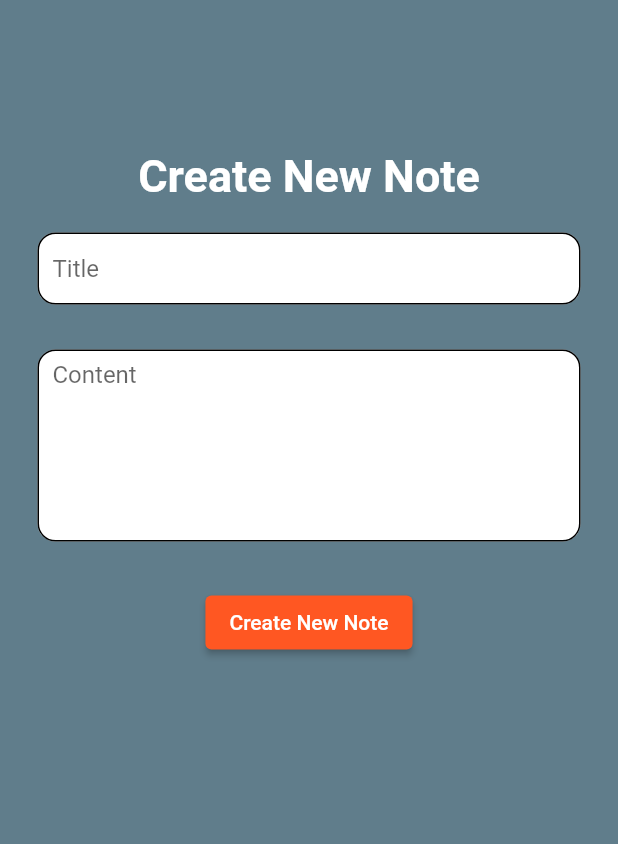
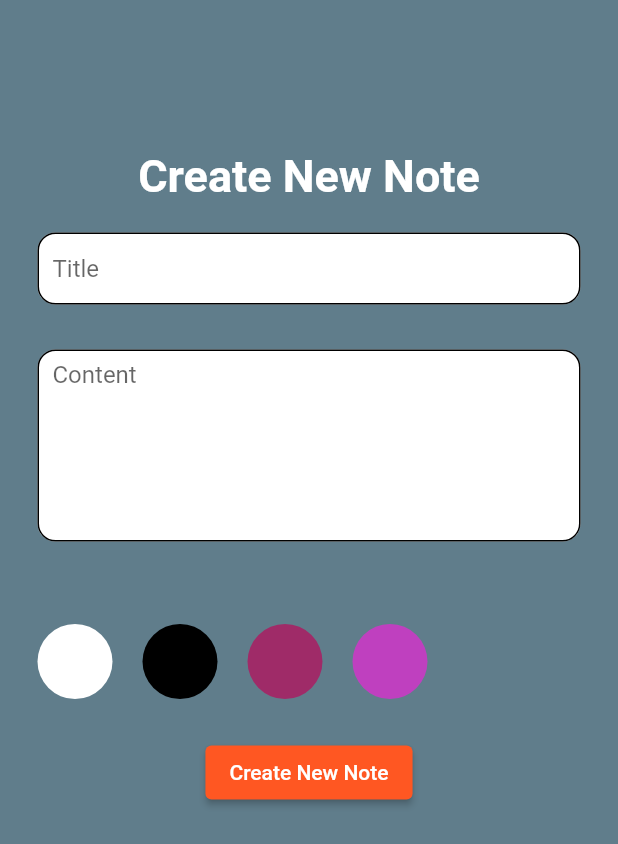
Before and after one commit to preciousbata/notes_app, a Flutter app: the AddNoteScreen screen opened by its route, on a phone screen of 412 x 824 dp. Shown: the top 844 px of the screen. Run offline on Flutter 3.47's test engine with Material 2 defaults, Android fonts, the phone set to English and light mode, and no system bars; our stand-ins replace cloud_firestore, firebase_core, flutter_svg; accounts and stored records are empty.

Commit message:
implemented ability to add a note color background

```diff
--- a/lib/model/note_item_model.dart
+++ b/lib/model/note_item_model.dart
@@ -23,7 +23,7 @@ class NoteItem {
       content: json["content"],
       createdAt: (json["createdAt"] as Timestamp).toDate(),
       colorHex: json["color"],
-      referenceId: json['referenceId']);
+      referenceId: json['referenceId'] ?? '');
 
   Map<String, dynamic> toJson() => {
         "id": id,
--- a/lib/screens/add_note_screen.dart
+++ b/lib/screens/add_note_screen.dart
@@ -1,6 +1,17 @@
 import 'package:flutter/material.dart';
-import 'package:notes_app/model/note_item_model.dart';
 import 'package:notes_app/repository/note_repository.dart';
+
+class HexColor extends Color {
+  static int _getColorFromHex(String hexColor) {
+    hexColor = hexColor.toUpperCase().replaceAll("#", "");
+    if (hexColor.length == 6) {
+      hexColor = "FF" + hexColor;
+    }
+    return int.parse(hexColor, radix: 16);
+  }
+
+  HexColor(final String hexColor) : super(_getColorFromHex(hexColor));
+}
 
 class AddNoteScreen extends StatefulWidget {
   static String routeName = '/add_note';
@@ -16,6 +27,22 @@ class _AddNoteScreenState extends State<AddNoteScreen> {
   final contentController = TextEditingController();
   final noteRepository = NoteRepository();
 
+  String _selectedColor = '';
+
+  final colors = ['FFFFFF', '000000', '9F2B68', 'BF40BF'];
+
+  Widget buildColorContainer(String hex) {
+    return Container(
+      width: 50,
+      height: 50,
+      decoration: BoxDecoration(
+        color: HexColor(hex),
+        shape: BoxShape.circle,
+      ),
+      child: _selectedColor == hex ? const Center(child: Icon(Icons.check, color: Colors.amber)) : const SizedBox.shrink(),
+    );
+  }
+
   @override
   Widget build(BuildContext context) {
     return Scaffold(
@@ -24,7 +51,6 @@ class _AddNoteScreenState extends State<AddNoteScreen> {
         child: Padding(
           padding: const EdgeInsets.fromLTRB(25, 100, 25, 0),
           child: SingleChildScrollView(
-            child: Expanded(
             child: Column(
               children: [
                 const Text(
@@ -47,12 +73,30 @@ class _AddNoteScreenState extends State<AddNoteScreen> {
                 const SizedBox(
                   height: 30,
                 ),
+                SizedBox(
+                  height: 100,
+                  child: ListView.separated(
+                    separatorBuilder: (_, __) => const SizedBox(width: 20),
+                    scrollDirection: Axis.horizontal,
+                    itemCount: colors.length,
+                    itemBuilder: (_, int index) {
+                      return GestureDetector(
+                        onTap: () {
+                          setState(() {
+                            _selectedColor = colors[index];
+                            debugPrint('selected color is $_selectedColor');
+                          });
+                        },
+                        child: buildColorContainer(colors[index]),
+                      );
+                    },
+                  ),
+                ),
                 ElevatedButton(
                   onPressed: () {
                     final String title = titleController.text.trim();
                     final String content = contentController.text.trim();
-
-                        noteRepository.createNote(title, content);
+                    noteRepository.createNote(title, content, _selectedColor);
                     final snackBar = SnackBar(
                       content: const Text('Note Created Successfully'),
                       backgroundColor: (Colors.black12),
@@ -64,9 +108,9 @@ class _AddNoteScreenState extends State<AddNoteScreen> {
                     ScaffoldMessenger.of(context).showSnackBar(snackBar);
                     Navigator.pop(context);
                   },
-                      child: const Text('Create New Note'))
+                  child: const Text('Create New Note'),
+                ),
               ],
-              ),
             ),
           ),
         ),
```
Also changed, not shown: lib/repository/note_repository.dart (+4 -4 lines), lib/widgets/note_list.dart (+11 -7 lines). Lines whose indentation alone changed are shown as unchanged.
